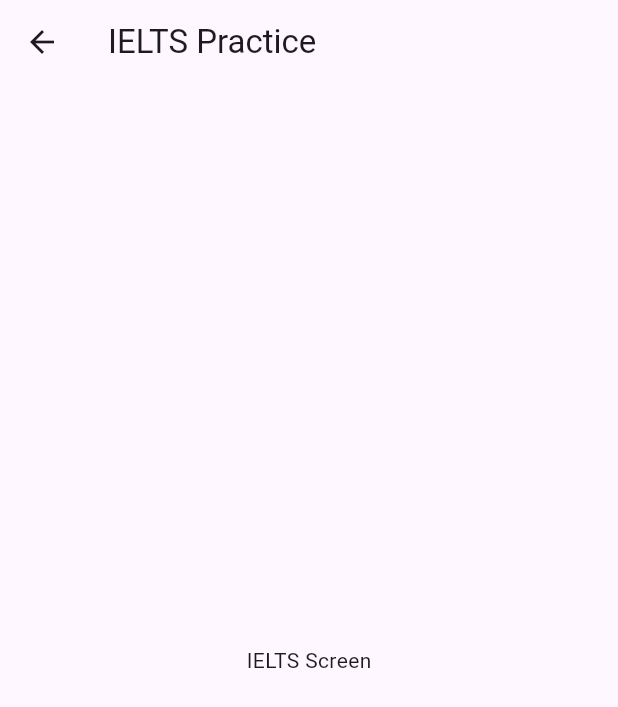
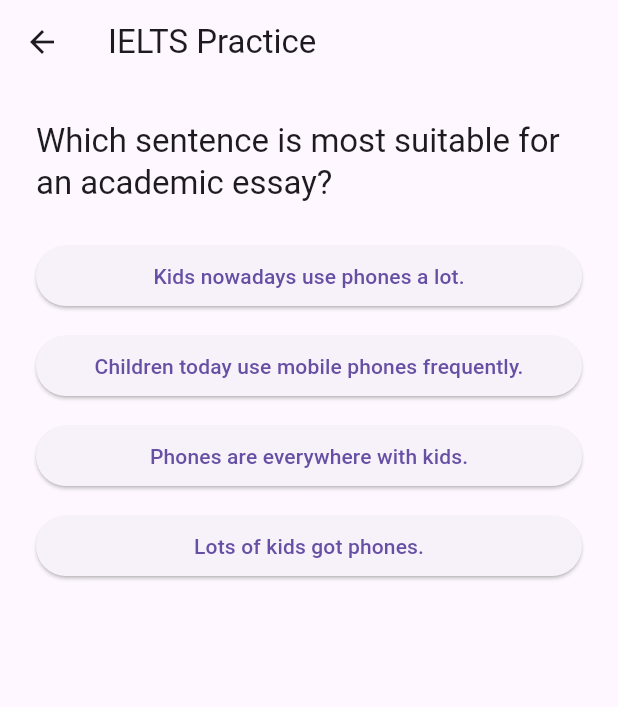
Before and after one commit to rdagol/engevry, a Flutter app: the screen it shows after launch, after a tap on "IELTS", on a phone screen of 412 x 824 dp. Shown: the top 707 px of the screen. Run offline on Flutter 3.47's test engine with Material 3 defaults, Android fonts, the phone set to English and light mode, and no system bars.

Commit message:
Quiz
Each screen has 2 questions

```diff
--- /dev/null
+++ b/assets/questions/ielts_questions.json
@@ -0,0 +1,17 @@
+[
+  {
+    "text": "Which sentence is most suitable for an academic essay?",
+    "choices": [
+      "Kids nowadays use phones a lot.",
+      "Children today use mobile phones frequently.",
+      "Phones are everywhere with kids.",
+      "Lots of kids got phones."
+    ],
+    "correctAnswerIndex": 1
+  },
+  {
+    "text": "Choose the best linking phrase: _____, many people prefer online learning.",
+    "choices": ["However", "In conclusion", "For example", "As a result"],
+    "correctAnswerIndex": 3
+  }
+]
--- /dev/null
+++ b/assets/questions/toeic_questions.json
@@ -0,0 +1,12 @@
+[
+  {
+    "text": "The meeting will begin _____ 9 a.m.",
+    "choices": ["at", "on", "in", "by"],
+    "correctAnswerIndex": 0
+  },
+  {
+    "text": "Please _____ the report before Friday.",
+    "choices": ["submit", "submits", "submitted", "submitting"],
+    "correctAnswerIndex": 0
+  }
+]
--- a/lib/main.dart
+++ b/lib/main.dart
@@ -1,4 +1,9 @@
+import 'dart:convert';
+
 import 'package:flutter/material.dart';
+import 'package:flutter/services.dart';
+
+import 'models/question.dart';
 
 void main() {
   runApp(const EngEvryApp());
@@ -65,8 +70,8 @@
       appBar: AppBar(
         title: const Text('TOEIC Practice'),
       ),
-      body: const Center(
-        child: Text('TOEIC Screen'),
+      body: const QuizScreen(
+        assetPath: 'assets/questions/toeic_questions.json',
       ),
     );
   }
@@ -81,9 +86,138 @@
       appBar: AppBar(
         title: const Text('IELTS Practice'),
       ),
-      body: const Center(
-        child: Text('IELTS Screen'),
+      body: const QuizScreen(
+        assetPath: 'assets/questions/ielts_questions.json',
       ),
     );
   }
 }
+
+class QuizScreen extends StatefulWidget {
+  const QuizScreen({
+    required this.assetPath,
+    super.key,
+  });
+
+  final String assetPath;
+
+  @override
+  State<QuizScreen> createState() => _QuizScreenState();
+}
+
+class _QuizScreenState extends State<QuizScreen> {
+  late final Future<List<Question>> questionsFuture;
+  int currentQuestionIndex = 0;
+  int? selectedAnswerIndex;
+  int score = 0;
+  bool answered = false;
+
+  @override
+  void initState() {
+    super.initState();
+    questionsFuture = loadQuestions();
+  }
+
+  Future<List<Question>> loadQuestions() async {
+    final jsonString = await rootBundle.loadString(widget.assetPath);
+    final jsonList = jsonDecode(jsonString) as List<dynamic>;
+
+    return jsonList
+        .map((item) => Question.fromJson(item as Map<String, dynamic>))
+        .toList();
+  }
+
+  @override
+  Widget build(BuildContext context) {
+    return FutureBuilder<List<Question>>(
+      future: questionsFuture,
+      builder: (context, snapshot) {
+        if (snapshot.connectionState != ConnectionState.done) {
+          return const Center(child: CircularProgressIndicator());
+        }
+
+        if (snapshot.hasError) {
+          return const Center(child: Text('Could not load questions.'));
+        }
+
+        final questions = snapshot.data ?? [];
+        if (questions.isEmpty) {
+          return const Center(child: Text('No questions yet.'));
+        }
+
+        if (currentQuestionIndex >= questions.length) {
+          return Center(
+            child: Text(
+              'Finished! Score: $score/${questions.length}',
+              style: Theme.of(context).textTheme.titleLarge,
+            ),
+          );
+        }
+
+        final question = questions[currentQuestionIndex];
+        final selectedIndex = selectedAnswerIndex;
+
+        return Padding(
+          padding: const EdgeInsets.all(24),
+          child: Column(
+            crossAxisAlignment: CrossAxisAlignment.stretch,
+            children: [
+              Text(
+                question.text,
+                style: Theme.of(context).textTheme.titleLarge,
+              ),
+              const SizedBox(height: 24),
+              for (var i = 0; i < question.choices.length; i++) ...[
+                ElevatedButton(
+                  onPressed: () {
+                    setState(() {
+                      selectedAnswerIndex = i;
+                      if (!answered) {
+                        answered = true;
+                        if (i == question.correctAnswerIndex) {
+                          score++;
+                        }
+                      }
+                    });
+                  },
+                  child: Text(question.choices[i]),
+                ),
+                const SizedBox(height: 12),
+              ],
+              const SizedBox(height: 12),
+              if (selectedIndex != null)
+                Column(
+                  children: [
+                    Text(
+                      selectedIndex == question.correctAnswerIndex
+                          ? 'Correct!'
+                          : 'Try again.',
+                      textAlign: TextAlign.center,
+                      style: Theme.of(context).textTheme.titleMedium,
+                    ),
+                    const SizedBox(height: 16),
+                    ElevatedButton(
+                      onPressed: answered
+                          ? () {
+                              setState(() {
+                                currentQuestionIndex++;
+                                selectedAnswerIndex = null;
+                                answered = false;
+                              });
+                            }
+                          : null,
+                      child: Text(
+                        currentQuestionIndex == questions.length - 1
+                            ? 'Finish'
+                            : 'Next',
+                      ),
+                    ),
+                  ],
+                ),
+            ],
+          ),
+        );
+      },
+    );
+  }
+}
--- /dev/null
+++ b/lib/models/question.dart
@@ -0,0 +1,19 @@
+class Question {
+  const Question({
+    required this.text,
+    required this.choices,
+    required this.correctAnswerIndex,
+  });
+
+  final String text;
+  final List<String> choices;
+  final int correctAnswerIndex;
+
+  factory Question.fromJson(Map<String, dynamic> json) {
+    return Question(
+      text: json['text'] as String,
+      choices: List<String>.from(json['choices'] as List),
+      correctAnswerIndex: json['correctAnswerIndex'] as int,
+    );
+  }
+}
--- a/pubspec.yaml
+++ b/pubspec.yaml
@@ -61,6 +61,8 @@
   # assets:
   #   - images/a_dot_burr.jpeg
   #   - images/a_dot_ham.jpeg
+  assets:
+    - assets/questions/
 
   # An image asset can refer to one or more resolution-specific "variants", see
   # https://flutter.dev/to/resolution-aware-images
```
Also changed, not shown: 2 other files.
